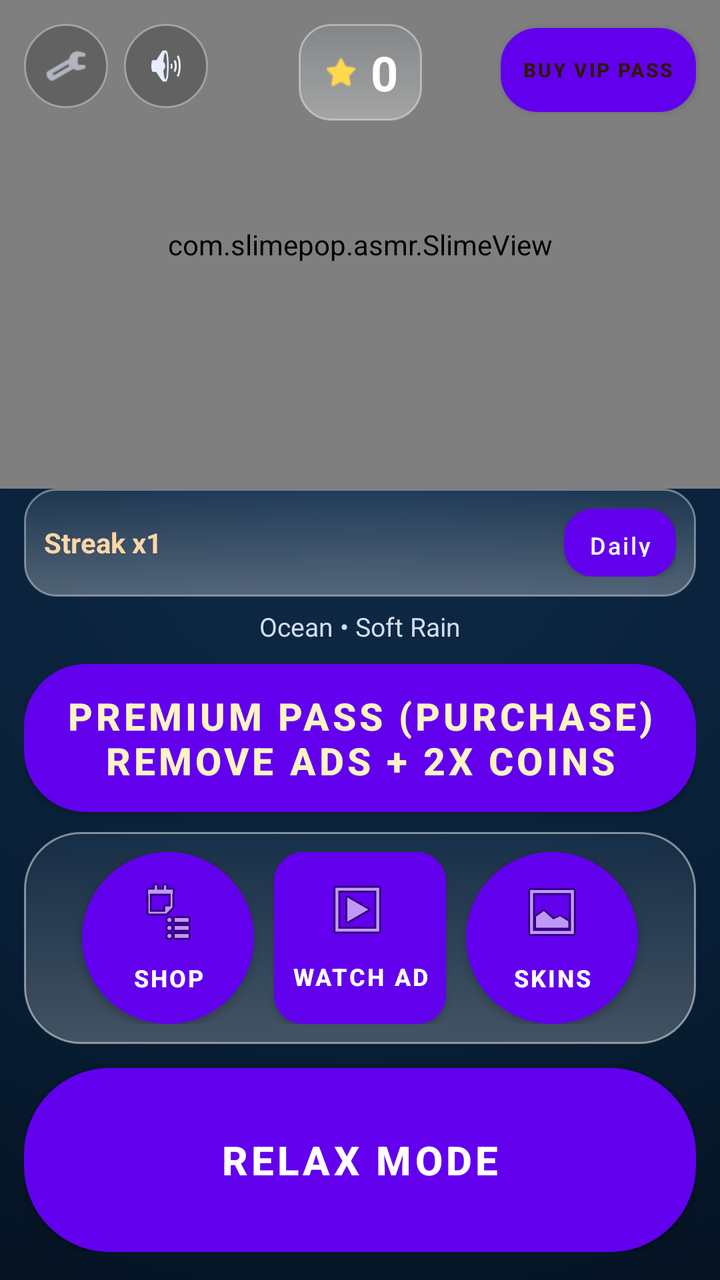
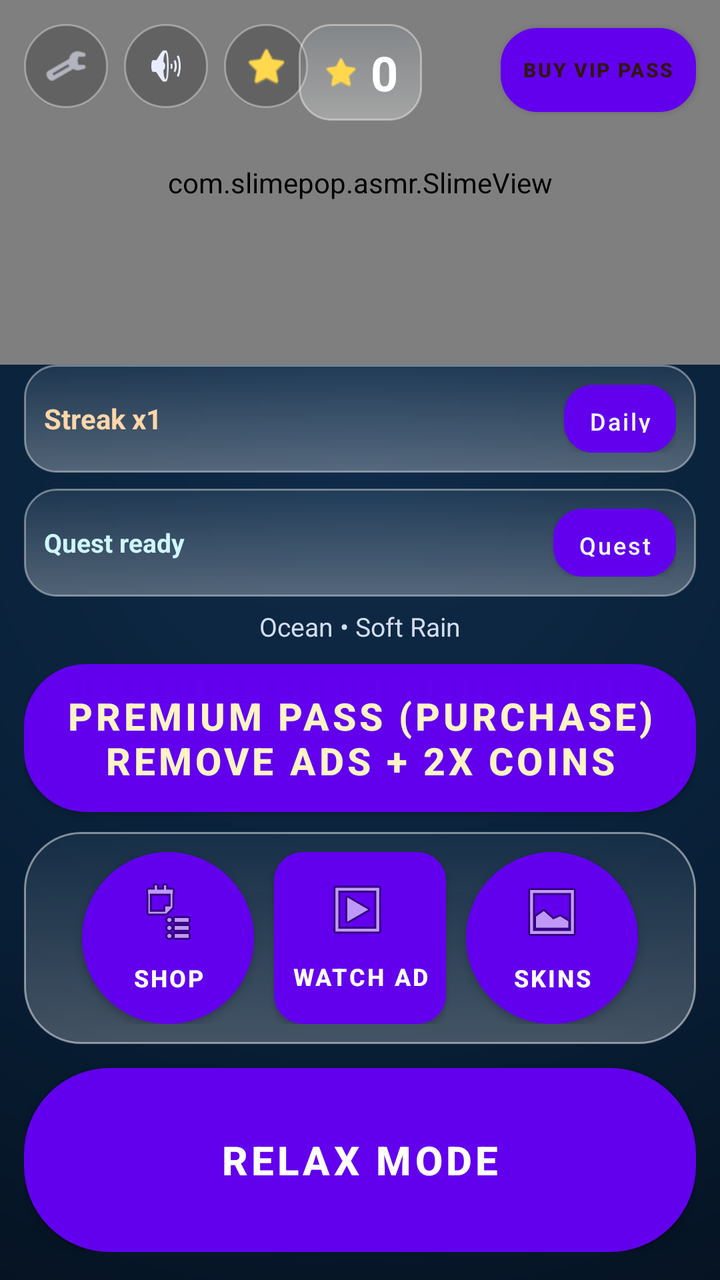

Compare the two renders of this Android layout. The source of the first and the diff that turns it into the second are given below.
<!-- AndroidManifest.xml: application theme Theme.SlimePop -->
<!-- res/layout/activity_main.xml -->
<?xml version="1.0" encoding="utf-8"?>
<androidx.constraintlayout.widget.ConstraintLayout
    xmlns:android="http://schemas.android.com/apk/res/android"
    xmlns:app="http://schemas.android.com/apk/res-auto"
    android:id="@+id/root"
    android:layout_width="match_parent"
    android:layout_height="match_parent"
    android:background="@drawable/main_bg_radial">

    <com.slimepop.asmr.SlimeView
        android:id="@+id/slimeView"
        android:layout_width="0dp"
        android:layout_height="0dp"
        app:layout_constraintTop_toTopOf="parent"
        app:layout_constraintBottom_toTopOf="@+id/bottomPanel"
        app:layout_constraintStart_toStartOf="parent"
        app:layout_constraintEnd_toEndOf="parent" />

    <LinearLayout
        android:id="@+id/topLeftControls"
        android:layout_width="wrap_content"
        android:layout_height="wrap_content"
        android:layout_marginStart="12dp"
        android:layout_marginTop="12dp"
        android:orientation="horizontal"
        app:layout_constraintStart_toStartOf="parent"
        app:layout_constraintTop_toTopOf="parent">

        <ImageButton
            android:id="@+id/btnSettings"
            android:layout_width="42dp"
            android:layout_height="42dp"
            android:background="@drawable/control_icon_bg"
            android:contentDescription="Settings"
            android:padding="10dp"
            android:scaleType="centerInside"
            android:src="@android:drawable/ic_menu_manage"
            app:tint="#E8ECFF" />

        <ImageButton
            android:id="@+id/btnToggleSound"
            android:layout_width="42dp"
            android:layout_height="42dp"
            android:layout_marginStart="8dp"
            android:background="@drawable/control_icon_bg"
            android:contentDescription="Sound on"
            android:padding="10dp"
            android:scaleType="centerInside"
            android:src="@android:drawable/ic_lock_silent_mode_off"
            app:tint="#E8ECFF" />
    </LinearLayout>

    <LinearLayout
        android:id="@+id/coinChip"
        android:layout_width="wrap_content"
        android:layout_height="wrap_content"
        android:layout_marginTop="12dp"
        android:background="@drawable/glass_hud_bg"
        android:gravity="center_vertical"
        android:orientation="horizontal"
        android:paddingStart="12dp"
        android:paddingTop="8dp"
        android:paddingEnd="12dp"
        android:paddingBottom="8dp"
        app:layout_constraintTop_toTopOf="parent"
        app:layout_constraintStart_toStartOf="parent"
        app:layout_constraintEnd_toEndOf="parent">

        <ImageView
            android:layout_width="18dp"
            android:layout_height="18dp"
            android:src="@android:drawable/btn_star_big_on"
            app:tint="#FFD84D" />

        <TextView
            android:id="@+id/tvCoins"
            android:layout_width="wrap_content"
            android:layout_height="wrap_content"
            android:layout_marginStart="6dp"
            android:text="0"
            android:textColor="#FFFFFF"
            android:textSize="24sp"
            android:textStyle="bold" />
    </LinearLayout>

    <Button
        android:id="@+id/btnRemoveAds"
        android:layout_width="wrap_content"
        android:layout_height="42dp"
        android:layout_marginTop="14dp"
        android:layout_marginEnd="12dp"
        android:background="@drawable/premium_chip_bg"
        android:drawableStart="@android:drawable/btn_star_big_on"
        android:drawablePadding="5dp"
        android:gravity="center"
        android:minWidth="0dp"
        android:paddingStart="11dp"
        android:paddingEnd="11dp"
        android:text="BUY VIP PASS"
        android:textAllCaps="true"
        android:textColor="#2F1900"
        android:textSize="10sp"
        android:textStyle="bold"
        app:layout_constraintEnd_toEndOf="parent"
        app:layout_constraintTop_toTopOf="parent"
        app:tint="#8A5200" />

    <LinearLayout
        android:id="@+id/bottomPanel"
        android:layout_width="0dp"
        android:layout_height="wrap_content"
        android:layout_marginStart="12dp"
        android:layout_marginEnd="12dp"
        android:layout_marginBottom="14dp"
        android:orientation="vertical"
        app:layout_constraintBottom_toBottomOf="parent"
        app:layout_constraintStart_toStartOf="parent"
        app:layout_constraintEnd_toEndOf="parent">

        <LinearLayout
            android:layout_width="match_parent"
            android:layout_height="wrap_content"
            android:background="@drawable/glass_hud_bg"
            android:gravity="center_vertical"
            android:orientation="horizontal"
            android:padding="10dp">

            <TextView
                android:id="@+id/tvDaily"
                android:layout_width="0dp"
                android:layout_height="wrap_content"
                android:layout_weight="1"
                android:text="Streak x1"
                android:textColor="#FFD6A8"
                android:textSize="14sp"
                android:textStyle="bold" />

            <Button
                android:id="@+id/btnDaily"
                android:layout_width="wrap_content"
                android:layout_height="34dp"
                android:background="@drawable/ad_square_button_bg"
                android:minWidth="0dp"
                android:paddingStart="12dp"
                android:paddingEnd="12dp"
                android:text="Daily"
                android:textAllCaps="false"
                android:textColor="#F3F8FF"
                android:textSize="12sp" />
        </LinearLayout>

        <TextView
            android:id="@+id/tvEquipped"
            android:layout_width="match_parent"
            android:layout_height="wrap_content"
            android:layout_marginTop="6dp"
            android:gravity="center"
            android:text="Ocean • Soft Rain"
            android:textColor="#D2DDF0"
            android:textSize="13sp" />

    <Button
        android:id="@+id/btnPremiumBanner"
        android:layout_width="match_parent"
        android:layout_height="74dp"
        android:layout_marginTop="10dp"
        android:background="@drawable/premium_banner_bg"
        android:gravity="center"
        android:paddingStart="18dp"
        android:paddingEnd="18dp"
        android:text="PREMIUM PASS (PURCHASE)&#10;Remove Ads + 2X Coins"
        android:textAllCaps="true"
        android:textColor="#FFF4C4"
        android:textSize="19sp"
        android:textStyle="bold" />

        <LinearLayout
            android:layout_width="match_parent"
            android:layout_height="wrap_content"
            android:layout_marginTop="10dp"
            android:background="@drawable/dock_glass_bg"
            android:gravity="center"
            android:orientation="horizontal"
            android:padding="10dp">

            <Button
                android:id="@+id/btnShop"
                android:layout_width="86dp"
                android:layout_height="86dp"
                android:background="@drawable/dock_circle_shop_bg"
                android:drawableTop="@android:drawable/ic_menu_agenda"
                android:drawablePadding="4dp"
                android:gravity="center"
                android:padding="8dp"
                android:text="SHOP"
                android:textAllCaps="true"
                android:textColor="#FFFFFF"
                android:textSize="12sp"
                android:textStyle="bold" />

            <Space
                android:layout_width="10dp"
                android:layout_height="wrap_content" />

            <Button
                android:id="@+id/btnRewardedBoost"
                android:layout_width="86dp"
                android:layout_height="86dp"
                android:background="@drawable/ad_square_button_bg"
                android:drawableTop="@android:drawable/ic_menu_slideshow"
                android:drawablePadding="4dp"
                android:gravity="center"
                android:padding="8dp"
                android:text="WATCH AD&#10;BOOST"
                android:textAllCaps="true"
                android:textColor="#FFFFFF"
                android:textSize="12sp"
                android:textStyle="bold" />

            <Space
                android:layout_width="10dp"
                android:layout_height="wrap_content" />

            <Button
                android:id="@+id/btnSkins"
                android:layout_width="86dp"
                android:layout_height="86dp"
                android:background="@drawable/dock_circle_skins_bg"
                android:drawableTop="@android:drawable/ic_menu_gallery"
                android:drawablePadding="4dp"
                android:gravity="center"
                android:padding="8dp"
                android:text="SKINS"
                android:textAllCaps="true"
                android:textColor="#FFFFFF"
                android:textSize="12sp"
                android:textStyle="bold" />
        </LinearLayout>

        <Button
            android:id="@+id/btnRelax"
            android:layout_width="match_parent"
            android:layout_height="92dp"
            android:layout_marginTop="12dp"
            android:background="@drawable/relax_button_bg"
            android:text="RELAX MODE"
            android:textColor="#FFFFFF"
            android:textSize="20sp"
            android:textStyle="bold" />
    </LinearLayout>

</androidx.constraintlayout.widget.ConstraintLayout>
<!-- resources referenced by this layout -->
<resources>
  <!-- drawable control_icon_bg (drawable) -->
  <?xml version="1.0" encoding="utf-8"?>
  <shape xmlns:android="http://schemas.android.com/apk/res/android" android:shape="oval">
      <solid android:color="#3A000000" />
      <stroke
          android:width="1dp"
          android:color="#55FFFFFF" />
  </shape>
  <!-- drawable dock_circle_shop_bg (drawable) -->
  <?xml version="1.0" encoding="utf-8"?>
  <shape xmlns:android="http://schemas.android.com/apk/res/android"
      android:shape="oval">
      <gradient
          android:angle="270"
          android:startColor="#B664F6"
          android:endColor="#7D2ACB" />
      <stroke
          android:width="1dp"
          android:color="#DAB8FF" />
  </shape>
  <!-- drawable dock_circle_skins_bg (drawable) -->
  <?xml version="1.0" encoding="utf-8"?>
  <shape xmlns:android="http://schemas.android.com/apk/res/android"
      android:shape="oval">
      <gradient
          android:angle="270"
          android:startColor="#5CC8FF"
          android:endColor="#2A76D3" />
      <stroke
          android:width="1dp"
          android:color="#BDE7FF" />
  </shape>
  <!-- drawable dock_glass_bg (drawable) -->
  <?xml version="1.0" encoding="utf-8"?>
  <shape xmlns:android="http://schemas.android.com/apk/res/android"
      android:shape="rectangle">
      <gradient
          android:angle="90"
          android:startColor="#3DFFFFFF"
          android:endColor="#1B7C90AD" />
      <corners android:radius="28dp" />
      <stroke
          android:width="1dp"
          android:color="#7AFFFFFF" />
  </shape>
  <!-- drawable glass_hud_bg (drawable) -->
  <?xml version="1.0" encoding="utf-8"?>
  <shape xmlns:android="http://schemas.android.com/apk/res/android"
      android:shape="rectangle">
      <gradient
          android:angle="90"
          android:startColor="#4AFFFFFF"
          android:endColor="#1F9CB7CF" />
      <corners android:radius="16dp" />
      <stroke
          android:width="1dp"
          android:color="#66FFFFFF" />
  </shape>
  <!-- drawable main_bg_radial (drawable) -->
  <?xml version="1.0" encoding="utf-8"?>
  <shape xmlns:android="http://schemas.android.com/apk/res/android">
      <gradient
          android:type="radial"
          android:gradientRadius="560dp"
          android:centerX="0.5"
          android:centerY="0.36"
          android:startColor="#102B49"
          android:centerColor="#081F36"
          android:endColor="#040B16" />
  </shape>
  <!-- drawable relax_button_bg (drawable) -->
  <?xml version="1.0" encoding="utf-8"?>
  <shape xmlns:android="http://schemas.android.com/apk/res/android"
      android:shape="rectangle">
      <gradient
          android:angle="90"
          android:startColor="#C13DE8"
          android:centerColor="#A236DB"
          android:endColor="#6E20C0" />
      <corners android:radius="42dp" />
      <stroke
          android:width="2dp"
          android:color="#DDA5FF" />
  </shape>
  <style name="Theme.SlimePop" parent="Theme.MaterialComponents.DayNight.NoActionBar">
          <item name="colorPrimary">@color/purple_500</item>
          <item name="colorPrimaryVariant">@color/purple_700</item>
          <item name="colorOnPrimary">@color/white</item>
          <item name="colorSecondary">@color/teal_200</item>
          <item name="colorSecondaryVariant">@color/teal_700</item>
          <item name="colorOnSecondary">@color/black</item>
          <item name="android:statusBarColor">?attr/colorPrimaryVariant</item>
      </style>
  <color name="purple_500">#FF6200EE</color>
  <color name="purple_700">#FF3700B3</color>
  <color name="white">#FFFFFFFF</color>
  <color name="teal_200">#FF03DAC5</color>
  <color name="teal_700">#FF018786</color>
  <color name="black">#FF000000</color>
  <!-- unchanged entries left out for length: 3 -->
</resources>

<!-- the commit's change to res/layout/activity_main.xml (unified diff, before → after) -->
@@ -48,6 +48,18 @@
             android:scaleType="centerInside"
             android:src="@android:drawable/ic_lock_silent_mode_off"
             app:tint="#E8ECFF" />
+
+        <ImageButton
+            android:id="@+id/btnLeaderboard"
+            android:layout_width="42dp"
+            android:layout_height="42dp"
+            android:layout_marginStart="8dp"
+            android:background="@drawable/control_icon_bg"
+            android:contentDescription="Leaderboard"
+            android:padding="10dp"
+            android:scaleType="centerInside"
+            android:src="@android:drawable/btn_star_big_on"
+            app:tint="#FFD84D" />
     </LinearLayout>
 
     <LinearLayout
@@ -102,8 +114,7 @@
         android:textSize="10sp"
         android:textStyle="bold"
         app:layout_constraintEnd_toEndOf="parent"
-        app:layout_constraintTop_toTopOf="parent"
-        app:tint="#8A5200" />
+        app:layout_constraintTop_toTopOf="parent" />
 
     <LinearLayout
         android:id="@+id/bottomPanel"
@@ -149,6 +160,41 @@
                 android:textSize="12sp" />
         </LinearLayout>
 
+        <LinearLayout
+            android:id="@+id/questPanel"
+            android:layout_width="match_parent"
+            android:layout_height="wrap_content"
+            android:layout_marginTop="8dp"
+            android:background="@drawable/glass_hud_bg"
+            android:gravity="center_vertical"
+            android:orientation="horizontal"
+            android:padding="10dp">
+
+            <TextView
+                android:id="@+id/tvQuest"
+                android:layout_width="0dp"
+                android:layout_height="wrap_content"
+                android:layout_weight="1"
+                android:maxLines="2"
+                android:text="Quest ready"
+                android:textColor="#CFF6FF"
+                android:textSize="13sp"
+                android:textStyle="bold" />
+
+            <Button
+                android:id="@+id/btnQuest"
+                android:layout_width="wrap_content"
+                android:layout_height="34dp"
+                android:background="@drawable/ad_square_button_bg"
+                android:minWidth="0dp"
+                android:paddingStart="12dp"
+                android:paddingEnd="12dp"
+                android:text="Quest"
+                android:textAllCaps="false"
+                android:textColor="#F3F8FF"
+                android:textSize="12sp" />
+        </LinearLayout>
+
         <TextView
             android:id="@+id/tvEquipped"
             android:layout_width="match_parent"
@@ -159,20 +205,20 @@
             android:textColor="#D2DDF0"
             android:textSize="13sp" />
 
-    <Button
-        android:id="@+id/btnPremiumBanner"
-        android:layout_width="match_parent"
-        android:layout_height="74dp"
-        android:layout_marginTop="10dp"
-        android:background="@drawable/premium_banner_bg"
-        android:gravity="center"
-        android:paddingStart="18dp"
-        android:paddingEnd="18dp"
-        android:text="PREMIUM PASS (PURCHASE)&#10;Remove Ads + 2X Coins"
-        android:textAllCaps="true"
-        android:textColor="#FFF4C4"
-        android:textSize="19sp"
-        android:textStyle="bold" />
+        <Button
+            android:id="@+id/btnPremiumBanner"
+            android:layout_width="match_parent"
+            android:layout_height="74dp"
+            android:layout_marginTop="10dp"
+            android:background="@drawable/premium_banner_bg"
+            android:gravity="center"
+            android:paddingStart="18dp"
+            android:paddingEnd="18dp"
+            android:text="PREMIUM PASS (PURCHASE)&#10;Remove Ads + 2X Coins"
+            android:textAllCaps="true"
+            android:textColor="#FFF4C4"
+            android:textSize="19sp"
+            android:textStyle="bold" />
 
         <LinearLayout
             android:layout_width="match_parent"
